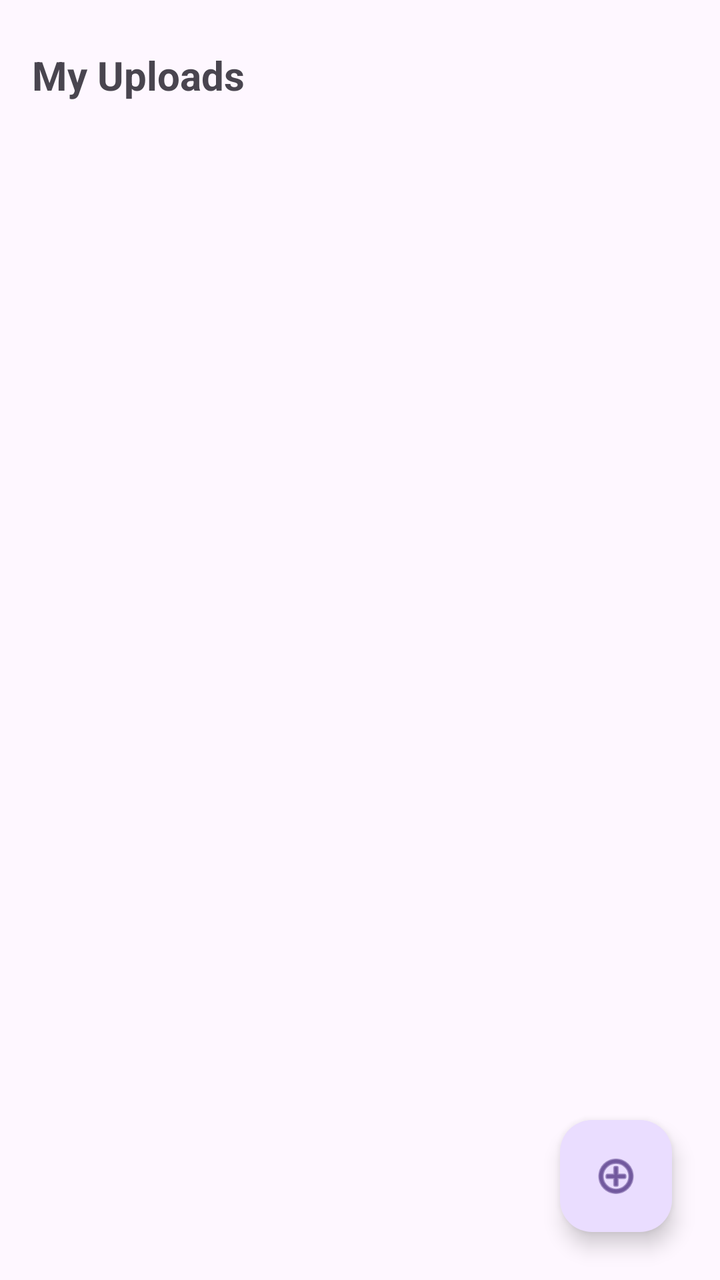
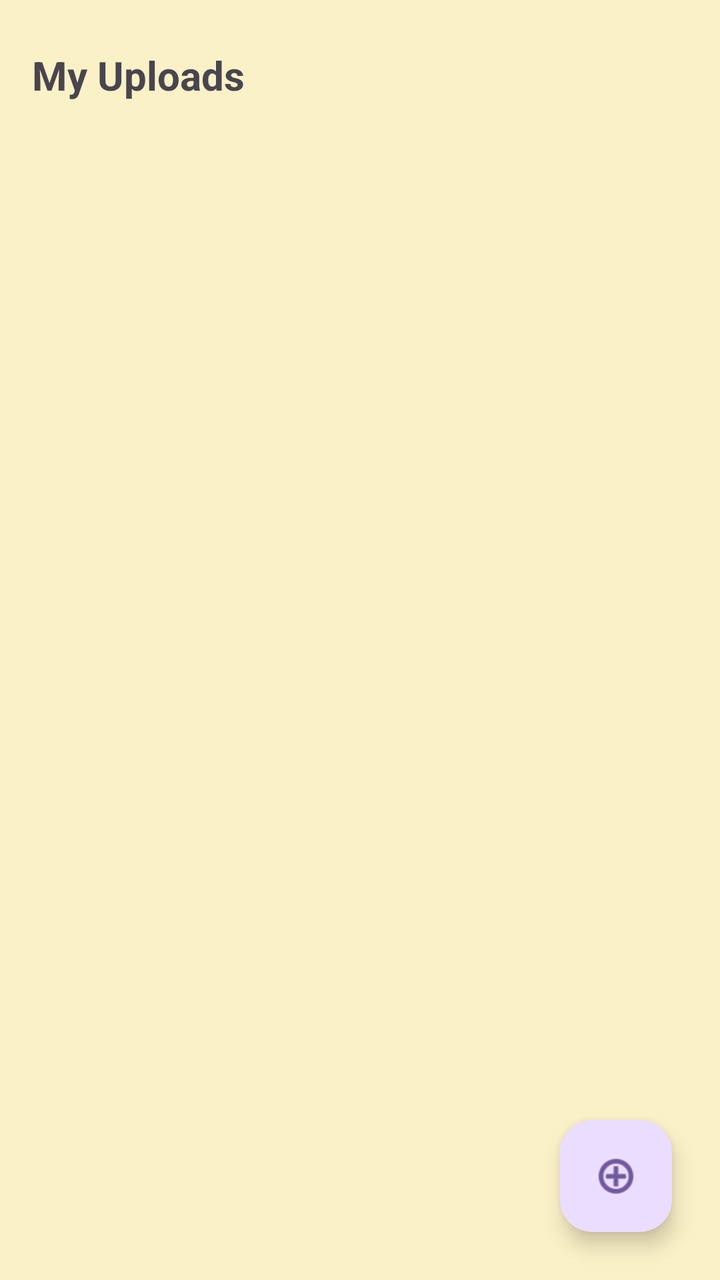

Screens rendered from an Android XML layout before and after an edit, with the pre-edit source and the edit as a unified diff.
<!-- AndroidManifest.xml: application theme Theme.ReceiptFlow -->
<!-- res/layout/activity_customer_menu.xml -->
<?xml version="1.0" encoding="utf-8"?>
<androidx.constraintlayout.widget.ConstraintLayout xmlns:android="http://schemas.android.com/apk/res/android"
    xmlns:app="http://schemas.android.com/apk/res-auto"
    xmlns:tools="http://schemas.android.com/tools"
    android:id="@+id/main"
    android:layout_width="match_parent"
    android:layout_height="match_parent"
    tools:context=".CustomerMenu">

    <com.google.android.material.textview.MaterialTextView
        android:id="@+id/titleMyReceipts"
        android:layout_width="wrap_content"
        android:layout_height="wrap_content"
        android:layout_marginStart="16dp"
        android:layout_marginTop="24dp"
        android:text="My Uploads"
        android:textSize="20sp"
        android:textStyle="bold"
        app:layout_constraintStart_toStartOf="parent"
        app:layout_constraintTop_toTopOf="parent" />

    <androidx.recyclerview.widget.RecyclerView
        android:id="@+id/recyclerViewMyReceipts"
        android:layout_width="0dp"
        android:layout_height="0dp"
        android:layout_marginTop="16dp"
        app:layoutManager="androidx.recyclerview.widget.LinearLayoutManager"
        app:layout_constraintBottom_toBottomOf="parent"
        app:layout_constraintEnd_toEndOf="parent"
        app:layout_constraintStart_toStartOf="parent"
        app:layout_constraintTop_toBottomOf="@id/titleMyReceipts"
        tools:listitem="@layout/item_receipt" />

    <com.google.android.material.floatingactionbutton.FloatingActionButton
        android:id="@+id/fabAddReceipt"
        android:layout_width="wrap_content"
        android:layout_height="wrap_content"
        android:layout_margin="24dp"
        android:clickable="true"
        android:focusable="true"
        app:layout_constraintBottom_toBottomOf="parent"
        app:layout_constraintEnd_toEndOf="parent"
        app:srcCompat="@android:drawable/ic_menu_add" />

    <ProgressBar
        android:id="@+id/progressBar"
        android:layout_width="wrap_content"
        android:layout_height="wrap_content"
        android:visibility="gone"
        app:layout_constraintBottom_toBottomOf="parent"
        app:layout_constraintEnd_toEndOf="parent"
        app:layout_constraintStart_toStartOf="parent"
        app:layout_constraintTop_toTopOf="parent" />

</androidx.constraintlayout.widget.ConstraintLayout>
<!-- res/layout/item_receipt.xml (included above) -->
<?xml version="1.0" encoding="utf-8"?>
<com.google.android.material.card.MaterialCardView xmlns:android="http://schemas.android.com/apk/res/android"
    xmlns:app="http://schemas.android.com/apk/res-auto"
    android:layout_width="match_parent"
    android:layout_height="wrap_content"
    android:layout_marginHorizontal="16dp"
    android:layout_marginVertical="8dp"
    app:cardCornerRadius="8dp"
    app:cardElevation="2dp">

    <LinearLayout
        android:layout_width="match_parent"
        android:layout_height="wrap_content"
        android:orientation="horizontal"
        android:padding="16dp">

        <com.google.android.material.imageview.ShapeableImageView
            android:id="@+id/imageViewThumbnail"
            android:layout_width="80dp"
            android:layout_height="80dp"
            android:layout_marginEnd="16dp"
            android:scaleType="centerCrop"
            android:background="@color/hintColor"
            app:shapeAppearanceOverlay="@style/ShapeAppearance.Material3.SmallComponent" />

        <LinearLayout
            android:layout_width="0dp"
            android:layout_height="wrap_content"
            android:layout_weight="1"
            android:orientation="vertical">

            <com.google.android.material.textview.MaterialTextView
                android:id="@+id/textViewReceiptDate"
                android:layout_width="wrap_content"
                android:layout_height="wrap_content"
                android:text="Date: 2024-05-12"
                android:textSize="12sp"
                android:textColor="@color/hintColor" />

            <com.google.android.material.textview.MaterialTextView
                android:id="@+id/textViewReceiptComment"
                android:layout_width="match_parent"
                android:layout_height="wrap_content"
                android:layout_marginTop="4dp"
                android:text="Customer comment goes here"
                android:textSize="16sp"
                android:textStyle="bold"
                android:ellipsize="end"
                android:maxLines="2" />

            <com.google.android.material.textview.MaterialTextView
                android:id="@+id/textViewReceiptStatus"
                android:layout_width="wrap_content"
                android:layout_height="wrap_content"
                android:layout_marginTop="4dp"
                android:text="Status: Pending"
                android:textSize="14sp"
                android:textColor="@color/black" />

        </LinearLayout>

    </LinearLayout>

</com.google.android.material.card.MaterialCardView>
<!-- resources referenced by this layout -->
<resources>
  <color name="black">#FF000000</color>
  <color name="hintColor">#546E7A</color>
  <style name="Theme.ReceiptFlow" parent="Base.Theme.ReceiptFlow" />
  <style name="Base.Theme.ReceiptFlow" parent="Theme.Material3.DayNight.NoActionBar">
          
          
      </style>
</resources>

<!-- the commit's change to res/layout/activity_customer_menu.xml (unified diff, before → after) -->
@@ -43,7 +43,7 @@
         app:srcCompat="@android:drawable/ic_menu_add" />
 
     <ProgressBar
-        android:id="@+id/progressBar"
+        android:id="@+id/accountant_progressBar"
         android:layout_width="wrap_content"
         android:layout_height="wrap_content"
         android:visibility="gone"
@@ -111,7 +111,7 @@
                 android:layout_marginTop="4dp"
                 android:text="Status: Pending"
                 android:textSize="14sp"
-                android:textColor="@color/black" />
+                android:textColor="?attr/colorOnSurface" />
 
         </LinearLayout>
 
<!-- resource entries referenced after the edit -->
@@ -1,11 +1,33 @@
 <!-- resources referenced by this layout -->
 <resources>
-  <color name="black">#FF000000</color>
-  <color name="hintColor">#546E7A</color>
+  <color name="hintColor">#928374</color>
   <style name="Theme.ReceiptFlow" parent="Base.Theme.ReceiptFlow" />
   <style name="Base.Theme.ReceiptFlow" parent="Theme.Material3.DayNight.NoActionBar">
-          
-          
+          <item name="colorPrimary">@color/gruvbox_light_green</item>
+          <item name="colorOnPrimary">@color/gruvbox_light_bg</item>
+          <item name="colorSecondary">@color/gruvbox_light_blue</item>
+          <item name="colorOnSecondary">@color/gruvbox_light_bg</item>
+          <item name="colorTertiary">@color/gruvbox_light_aqua</item>
+          <item name="colorOnTertiary">@color/gruvbox_light_bg</item>
+  
+          <item name="android:windowBackground">@color/gruvbox_light_bg</item>
+          <item name="colorSurface">@color/gruvbox_light_bg_soft</item>
+          <item name="colorOnSurface">@color/gruvbox_light_fg</item>
+          <item name="colorSurfaceVariant">@color/gruvbox_light_bg_soft</item>
+          <item name="colorOnSurfaceVariant">@color/gruvbox_light_fg</item>
+          <item name="colorSurfaceContainer">@color/gruvbox_light_bg_soft</item>
+  
+          <item name="colorError">@color/gruvbox_light_red</item>
+          <item name="colorOnError">@color/gruvbox_light_bg</item>
+          <item name="colorOutline">@color/gruvbox_light_gray</item>
       </style>
+  <color name="gruvbox_light_green">#79740e</color>
+  <color name="gruvbox_light_bg">#fbf1c7</color>
+  <color name="gruvbox_light_blue">#076678</color>
+  <color name="gruvbox_light_aqua">#427b58</color>
+  <color name="gruvbox_light_bg_soft">#f2e5bc</color>
+  <color name="gruvbox_light_fg">#3c3836</color>
+  <color name="gruvbox_light_red">#9d0006</color>
+  <color name="gruvbox_light_gray">#7c6f64</color>
 </resources>
 
